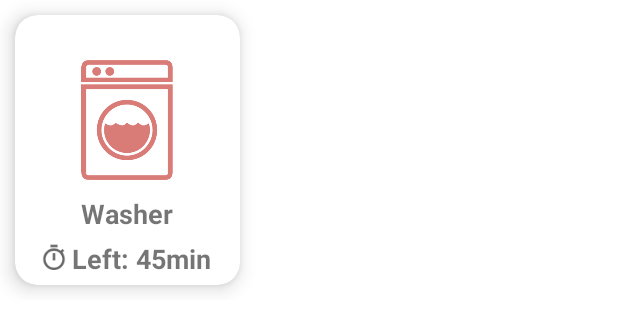
After one commit to pinkadotted/WashWatch, an Android app: the layout row.xml on its own in the app's theme, with its tools: preview values and no code run, on a phone screen of 412 x 824 dp. The commit adds this screen. Shown: the top 331 px of the screen. Run offline under Robolectric (Android 15) with nearby library versions, the phone set to English and light mode, and no system bars.

Commit message:
Added row and changed Settings to Report

```diff
--- /dev/null
+++ b/WashWashes/app/src/main/res/layout/row.xml
@@ -0,0 +1,69 @@
+<?xml version="1.0" encoding="utf-8"?>
+<RelativeLayout xmlns:android="http://schemas.android.com/apk/res/android"
+    xmlns:app="http://schemas.android.com/apk/res-auto"
+    xmlns:tools="http://schemas.android.com/tools"
+    android:layout_width="match_parent"
+    android:layout_height="wrap_content"
+    tools:context=".Washer">
+
+    <androidx.cardview.widget.CardView
+        android:id="@+id/washer1"
+        android:layout_width="150dp"
+        android:layout_height="180dp"
+        android:layout_margin="10dp"
+        android:layout_marginStart="50dp"
+        android:layout_marginBottom="50dp"
+        app:cardCornerRadius="15dp"
+        app:cardElevation="8dp">
+
+        <LinearLayout
+            android:layout_width="match_parent"
+            android:layout_height="match_parent"
+            android:gravity="center"
+            android:orientation="vertical">
+
+            <ImageView
+                android:id="@+id/image1"
+                android:layout_width="100dp"
+                android:layout_height="100dp"
+                android:layout_marginTop="20dp"
+                android:padding="10dp"
+                android:src="@drawable/redmachine" />
+
+            <TextView
+                android:id="@+id/text1"
+                android:layout_width="wrap_content"
+                android:layout_height="wrap_content"
+                android:text="Washer"
+                android:textSize="18sp"
+                android:textStyle="bold" />
+            <LinearLayout
+                android:layout_width="match_parent"
+                android:layout_height="match_parent"
+                android:gravity="center"
+                android:orientation="horizontal">
+                <ImageView
+                    android:layout_width="wrap_content"
+                    android:layout_height="wrap_content"
+                    android:src="@drawable/ic_timer"
+                    android:scaleX="0.8"
+                    android:scaleY="0.8"/>
+                <TextView
+                    android:layout_width="wrap_content"
+                    android:layout_height="wrap_content"
+                    android:text="Left: "
+                    android:textSize="18sp"
+                    android:textStyle="bold"/>
+                <TextView
+                    android:id="@+id/text2"
+                    android:layout_width="wrap_content"
+                    android:layout_height="wrap_content"
+                    android:text="45min"
+                    android:textSize="18sp"
+                    android:textStyle="bold"
+                    android:layout_marginEnd="5dp"/>
+            </LinearLayout>
+        </LinearLayout>
+    </androidx.cardview.widget.CardView>
+
+</RelativeLayout>
--- a/WashWashes/app/src/main/res/values/strings.xml
+++ b/WashWashes/app/src/main/res/values/strings.xml
@@ -1,6 +1,6 @@
 <resources>
     <string name="app_name">WashWatch</string>
-    <string name="action_settings">Settings</string>
+    <string name="action_settings">Report</string>
     <string name="home">Home</string>
     <string name="washer">Washers</string>
     <string name="dryer">Dryers</string>
```
